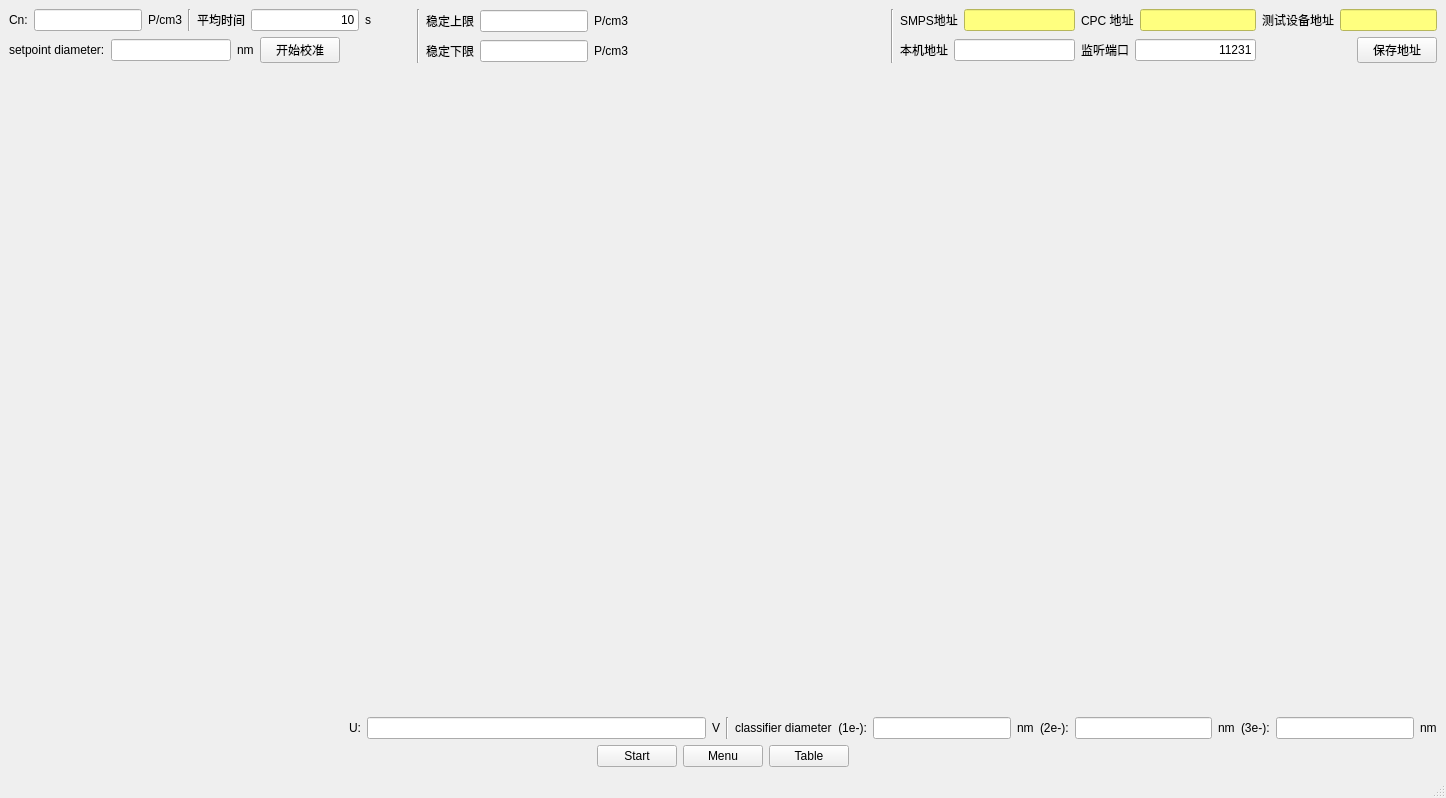
First picture: the form in mainwindow.ui, repository walkblank/measureTool, before the edit.
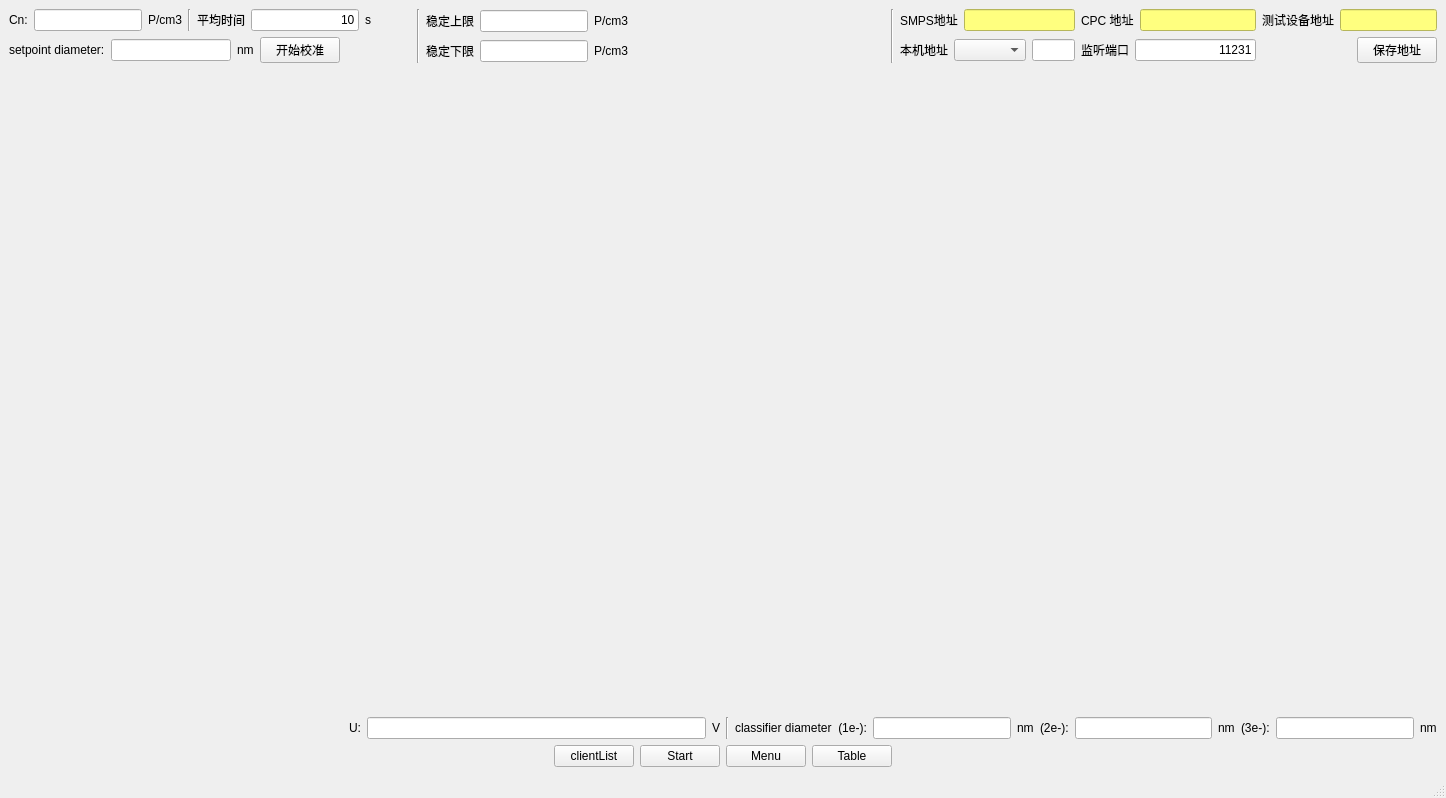
Second picture: the form after the edit.

Commit message: 1. add client simu page

```diff
--- a/mainwindow.ui
+++ b/mainwindow.ui
@@ -344,7 +344,7 @@
         <item>
          <layout class="QHBoxLayout" name="horizontalLayout_12" stretch="1,1,1">
           <item>
-           <layout class="QHBoxLayout" name="horizontalLayout_16">
+           <layout class="QHBoxLayout" name="horizontalLayout_16" stretch="0,1,0">
             <item>
              <widget class="QLabel" name="label_19">
               <property name="text">
@@ -352,6 +352,9 @@
               </property>
              </widget>
             </item>
+            <item>
+             <widget class="QComboBox" name="localAddrList"/>
+            </item>
             <item>
              <widget class="QLineEdit" name="localAddr">
               <property name="alignment">
@@ -546,6 +549,13 @@
         </property>
        </spacer>
       </item>
+      <item>
+       <widget class="QPushButton" name="clientListBtn">
+        <property name="text">
+         <string>clientList</string>
+        </property>
+       </widget>
+      </item>
       <item>
        <widget class="QPushButton" name="startBtn">
         <property name="text">
```
The commit also changes 8 other files.
